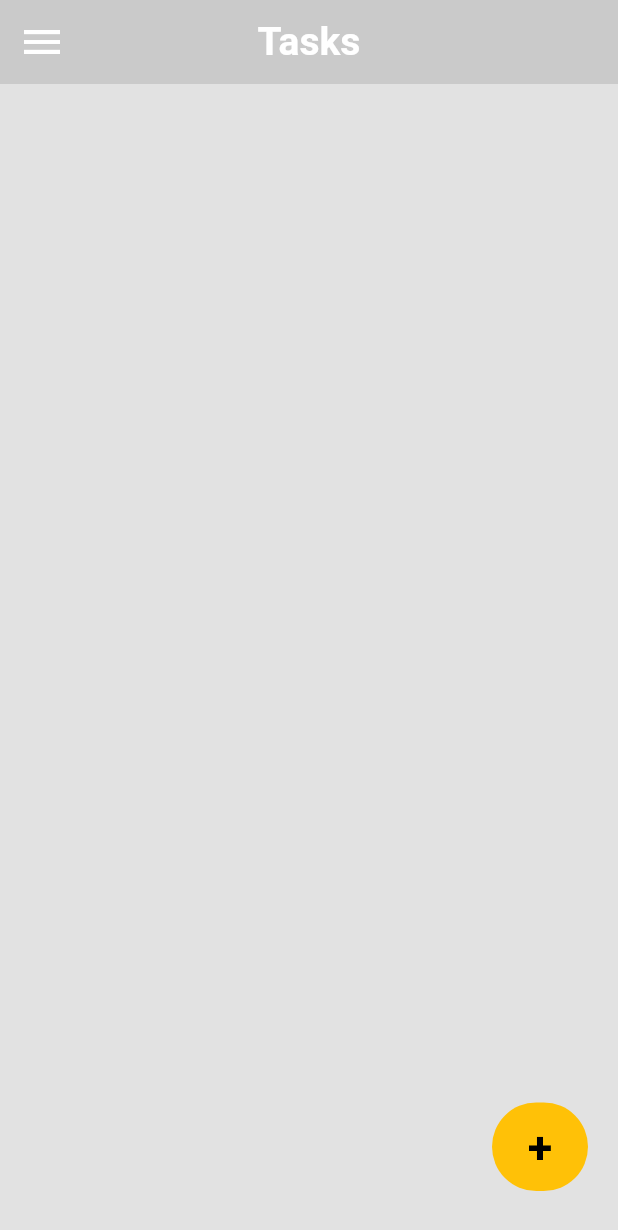
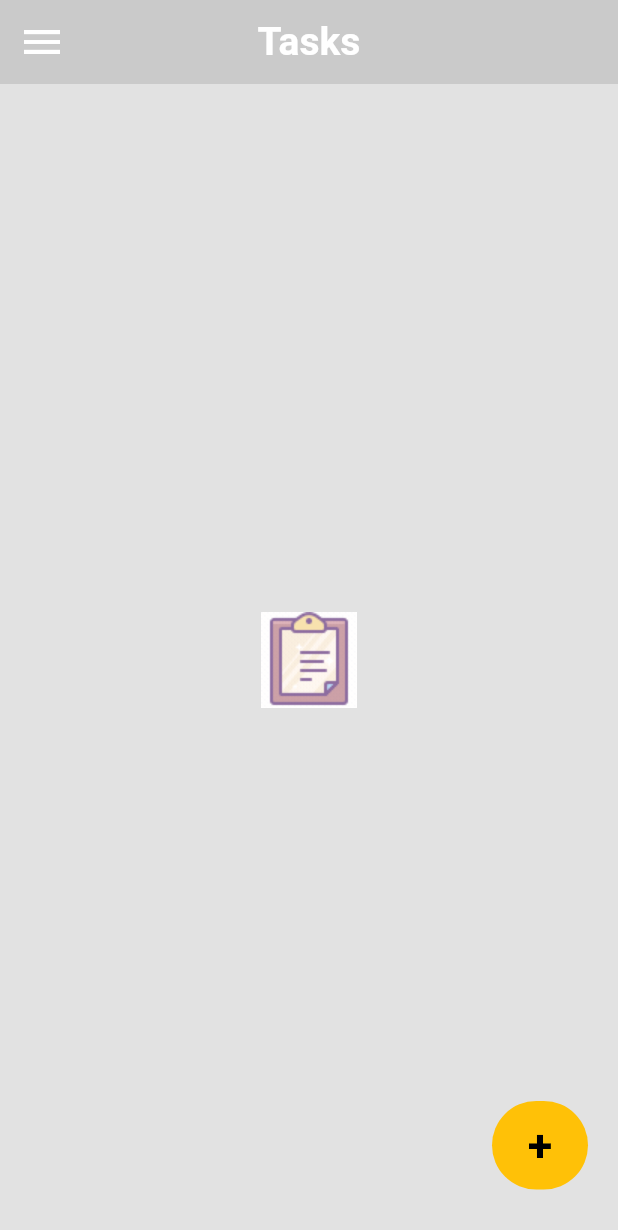
Before and after one commit to DarkCoder26/todo_app, a Flutter app: the screen it shows after launch, on a phone screen of 412 x 824 dp. Shown: the top 1230 px of the screen. Run offline on Flutter 3.47's test engine with Material 3 defaults, Android fonts, the phone set to English and light mode, and no system bars; our stand-ins replace flutter_svg, shared_preferences.

Commit message:
minor changes

```diff
--- a/lib/pages/home_page.dart
+++ b/lib/pages/home_page.dart
@@ -1,5 +1,6 @@
 import 'package:flutter/material.dart';
 import 'package:shared_preferences/shared_preferences.dart';
+import 'package:flutter_svg/flutter_svg.dart';
 
 class HomePage extends StatefulWidget {
   const HomePage({super.key});
@@ -8,12 +9,16 @@ class HomePage extends StatefulWidget {
   State<HomePage> createState() => _HomePageState();
 }
 
-class _HomePageState extends State<HomePage> {
+class _HomePageState extends State<HomePage> with TickerProviderStateMixin {
   List<String> tasks = [];
   final myController = TextEditingController();
+  late AnimationController animationController;
 
+  @override
   void initState() {
+    super.initState;
     loadData();
+    animationController = AnimationController(vsync: this);
   }
 
   void loadData() async {
@@ -48,15 +53,29 @@ class _HomePageState extends State<HomePage> {
       body: Stack(
         alignment: Alignment.bottomRight,
         children: [
-          taskListView(),
+          isListEmpty(),
           Positioned(
-            bottom: 30,
+            bottom: 31,
             right: 20,
             child: addTaskButton(),
           ),
         ],
       ),
     );
+  }
+
+  Widget isListEmpty() {
+    if (tasks.isNotEmpty) {
+      return taskListView();
+    } else {
+      return Center(
+        child: Image.asset(
+          "assets/empty_animation.gif",
+          height: 125.0,
+          width: 125.0,
+        ),
+      );
+    }
   }
 
   Dialog buildCustomDialog() {
--- a/pubspec.yaml
+++ b/pubspec.yaml
@@ -48,6 +48,7 @@ dev_dependencies:
   # rules and activating additional ones.
   flutter_lints: ^2.0.0
   flutter_launcher_icons: ^0.13.1
+  flutter_svg: ^2.0.9
 
 # For information on the generic Dart part of this file, see the
 # following page: https://dart.dev/tools/pub/pubspec
@@ -61,9 +62,8 @@ flutter:
   uses-material-design: true
 
   # To add assets to your application, add an assets section, like this:
-  # assets:
-  #   - images/a_dot_burr.jpeg
-  #   - images/a_dot_ham.jpeg
+  assets:
+    - assets/empty_animation.gif
 
   # An image asset can refer to one or more resolution-specific "variants", see
   # https://flutter.dev/assets-and-images/#resolution-aware
```
Also changed, not shown: lib/pages/setting_page.dart (+22 -1 lines), assets/empty_animation.gif (added), pubspec.lock.
